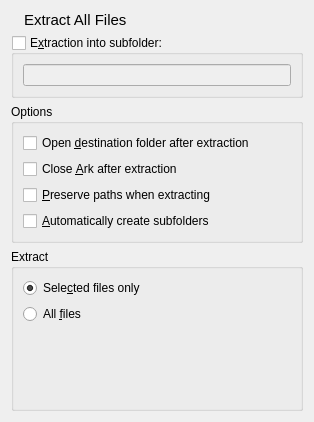
Before: the Qt Designer form kerfuffle/extractiondialog.ui in KDE/ark, drawn with Qt 5.
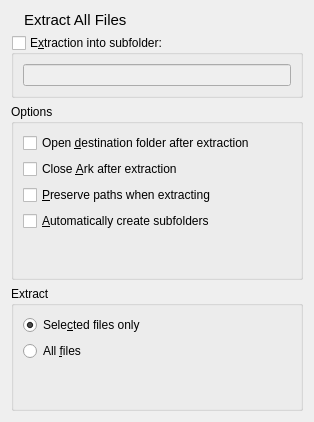
After: the same form once the commit is applied. Icons and pictures are not drawn. Custom widgets are drawn as their Qt base class.

Commit message: Fix layout when no item is selected

```diff
--- a/kerfuffle/extractiondialog.ui
+++ b/kerfuffle/extractiondialog.ui
@@ -147,6 +147,19 @@
         </property>
        </widget>
       </item>
+      <item row="6" column="0">
+       <spacer name="gridLayoutVerticalSpacer">
+        <property name="orientation">
+         <enum>Qt::Vertical</enum>
+        </property>
+        <property name="sizeHint" stdset="0">
+         <size>
+          <width>20</width>
+          <height>40</height>
+         </size>
+        </property>
+       </spacer>
+      </item>
      </layout>
     </widget>
    </item>
```
The commit also changes 1 other file.
